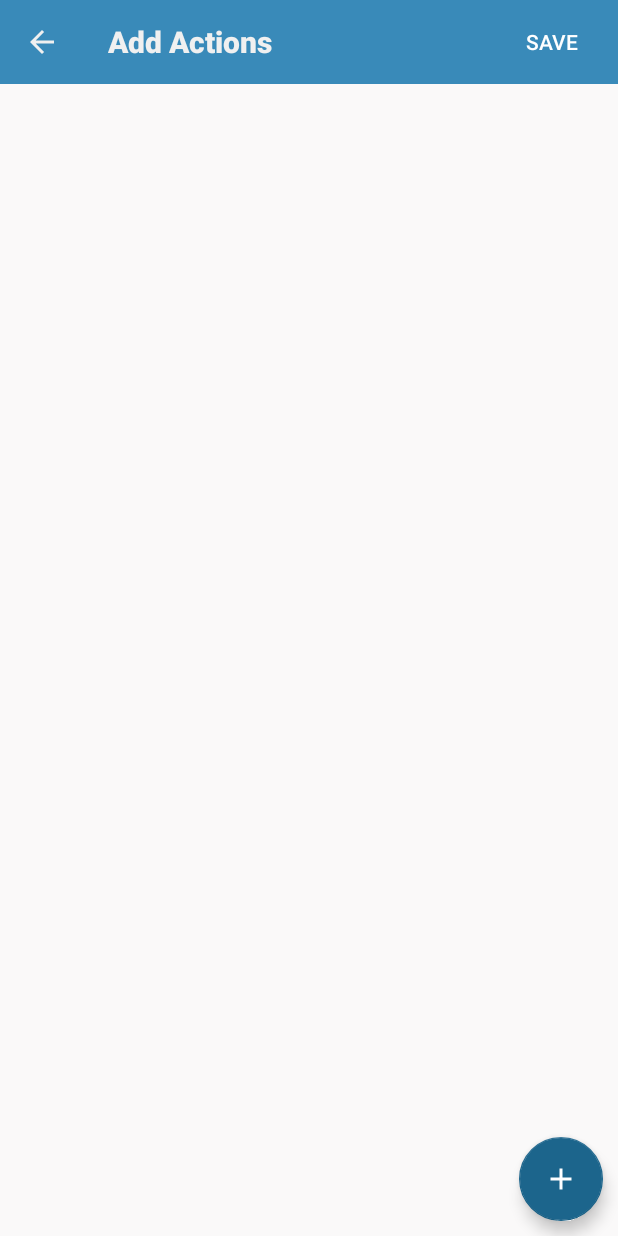
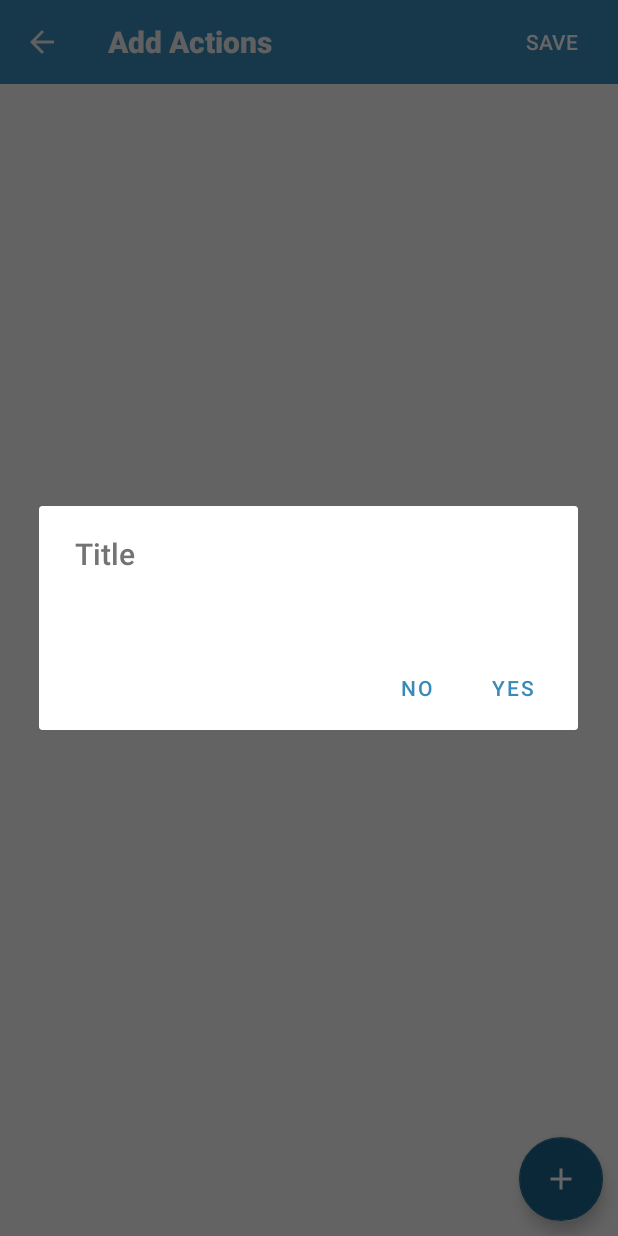
Before and after one commit to m-glock/LocationProfileApp, an Android app: the AddActionsToProfileActivity screen opened directly, with no data from a screen before it, after a tap on "add action", on a phone screen of 412 x 824 dp. Run offline under Robolectric (Android 15) with nearby library versions, the phone set to English and light mode, and no system bars; our stand-ins replace Room's generated code.

Commit message:
added dialog fragment basics to add a single detail action

```diff
--- /dev/null
+++ b/app/src/main/java/com/mglock/locationprofileapp/viewmodels/AddDetailActionViewModel.kt
@@ -0,0 +1,9 @@
+package com.mglock.locationprofileapp.viewmodels
+
+import android.app.Application
+import androidx.lifecycle.AndroidViewModel
+
+class AddDetailActionViewModel(app: Application): AndroidViewModel(app) {
+
+
+}
--- a/app/src/main/java/com/mglock/locationprofileapp/viewmodels/AddProfileViewModel.kt
+++ b/app/src/main/java/com/mglock/locationprofileapp/viewmodels/AddProfileViewModel.kt
@@ -92,7 +92,6 @@ class AddProfileViewModel(app: Application): AndroidViewModel(app)  {
         }
     }
 
-    //TODO update actions (add or remove them)
     private fun updateProfile(
         title: String,
         selectedPlaceTitle: String,
@@ -102,7 +101,6 @@ class AddProfileViewModel(app: Application): AndroidViewModel(app)  {
     ) {
         viewModelScope.launch {
             try {
-                // TODO if time, this logic would belong in a repository
                 // update profile and its relations
                 val db = AppDatabase.getInstance(getApplication())
                 val profileWithRelations = profile.value!!
@@ -138,8 +136,6 @@ class AddProfileViewModel(app: Application): AndroidViewModel(app)  {
                     profileWithRelations.profile.timeframeId = null
                 }
                 profileWithRelations.profile.title = title
-
-                db.detailActionDao().updateAll(*profileWithRelations.actions.toTypedArray())
 
                 db.profileDao().update(profileWithRelations.profile)
             } catch (e: Exception) {
--- a/app/src/main/java/com/mglock/locationprofileapp/views/activities/AddActionsToProfileActivity.kt
+++ b/app/src/main/java/com/mglock/locationprofileapp/views/activities/AddActionsToProfileActivity.kt
@@ -7,6 +7,7 @@ import androidx.lifecycle.ViewModelProvider
 import com.mglock.locationprofileapp.databinding.ActivityAddActionsToProfileBinding
 import com.mglock.locationprofileapp.viewmodels.AddActionsToProfileViewModel
 import com.mglock.locationprofileapp.views.adapter.RecyclerViewProfileActionsAdapter
+import com.mglock.locationprofileapp.views.fragments.AddDetailActionFragment
 
 class AddActionsToProfileActivity : AppCompatActivity(){
 
@@ -43,7 +44,7 @@ class AddActionsToProfileActivity : AppCompatActivity(){
         }
 
         binding.fabAddActionToProfile.setOnClickListener {
-            //TODO open up fragment/activity/dialog that lets you choose an action
+            AddDetailActionFragment().show(supportFragmentManager, "Add Detail Action")
         }
 
         binding.saveActionsButton.setOnClickListener {
--- /dev/null
+++ b/app/src/main/java/com/mglock/locationprofileapp/views/fragments/AddDetailActionFragment.kt
@@ -0,0 +1,33 @@
+package com.mglock.locationprofileapp.views.fragments
+
+import android.app.Dialog
+import androidx.lifecycle.ViewModelProvider
+import android.os.Bundle
+import androidx.appcompat.app.AlertDialog
+import androidx.fragment.app.DialogFragment
+import com.mglock.locationprofileapp.R
+import com.mglock.locationprofileapp.viewmodels.AddDetailActionViewModel
+
+class AddDetailActionFragment : DialogFragment() {
+
+    private lateinit var mViewModel: AddDetailActionViewModel
+
+    override fun onCreateDialog(savedInstanceState: Bundle?): Dialog {
+        mViewModel = ViewModelProvider(this)[AddDetailActionViewModel::class.java]
+
+        // TODO create view and binding here to populate infos
+
+        return activity?.let { fragmentActivity ->
+            // Use the Builder class for convenient dialog construction
+            return AlertDialog.Builder(fragmentActivity)
+                .setTitle("Title")
+                .setView(R.layout.add_detail_action_fragment)
+                .setPositiveButton("yes"){ _, _ ->
+
+                }.setNegativeButton("no"){ _, _ ->
+
+                }.create()
+        } ?: throw IllegalStateException("Activity cannot be null")
+    }
+
+}
```
Also changed, not shown: app/src/main/res/layout/add_detail_action_fragment.xml (added, +8 -0 lines).
